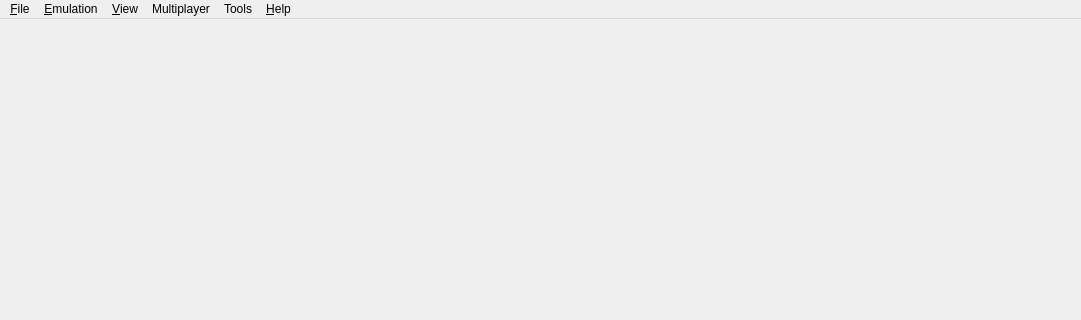
grimtnt/citra, file src/citra_qt/main.ui: the form before one commit; both pictures show x 0 to 1081 and y 0 to 320 of the 1081 by 730 pixel window.
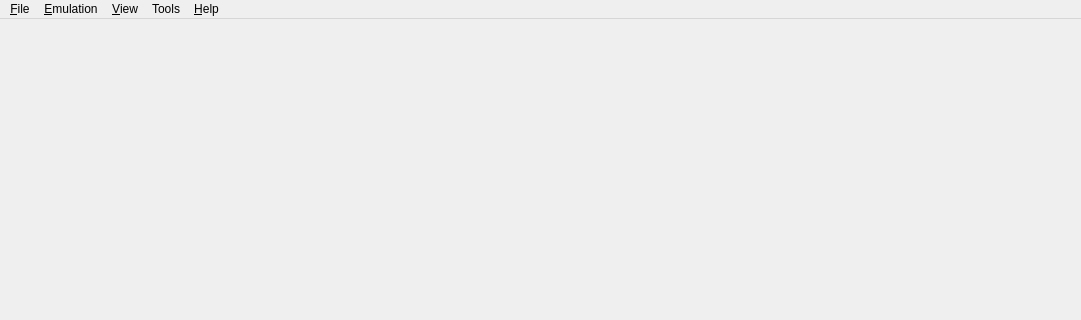
The form after the commit. Icons and pictures are not drawn.

Patch:
```diff
--- a/src/citra_qt/main.ui
+++ b/src/citra_qt/main.ui
@@ -103,17 +103,6 @@
     <addaction name="action_Show_Filter_Bar"/>
     <addaction name="action_Show_Status_Bar"/>
    </widget>
-   <widget class="QMenu" name="menu_Multiplayer">
-    <property name="enabled">
-     <bool>true</bool>
-    </property>
-    <property name="title">
-     <string>Multiplayer</string>
-    </property>
-    <addaction name="action_Start_Room"/>
-    <addaction name="action_Connect_To_Room"/>
-    <addaction name="action_Leave_Room"/>
-   </widget>
    <widget class="QMenu" name="menu_Tools">
     <property name="title">
      <string>Tools</string>
@@ -139,7 +128,6 @@
    <addaction name="menu_File"/>
    <addaction name="menu_Emulation"/>
    <addaction name="menu_View"/>
-   <addaction name="menu_Multiplayer"/>
    <addaction name="menu_Tools"/>
    <addaction name="menu_Help"/>
   </widget>
```
